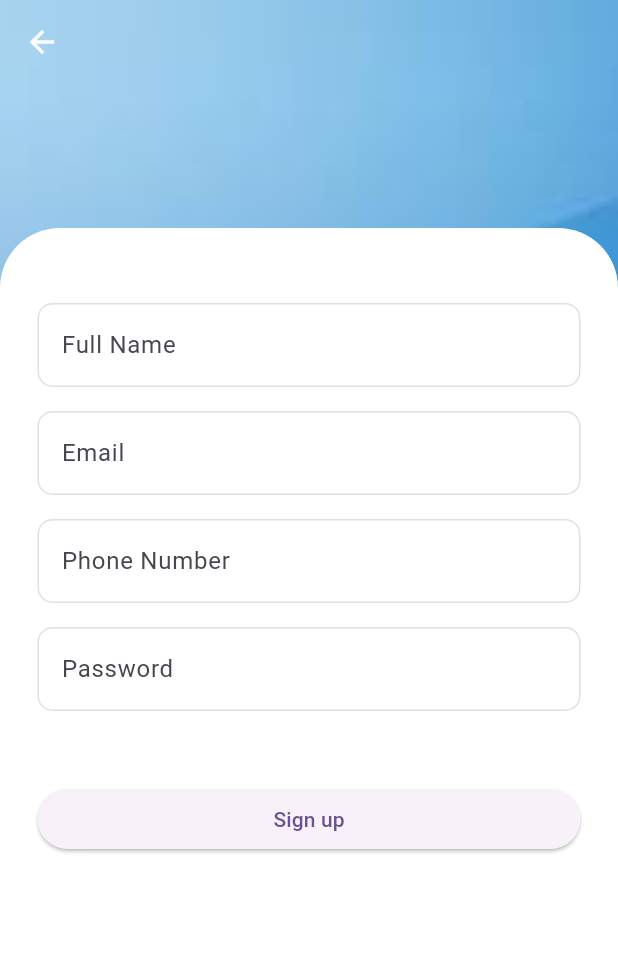
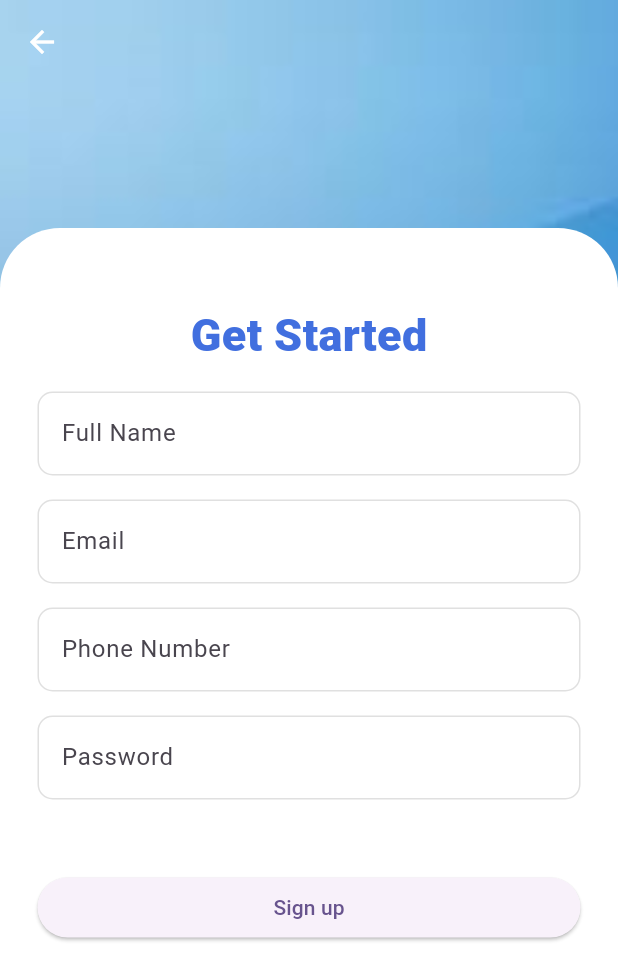
Before and after one commit to DinethGunawardhana/Tution_Class_Management_System, a Flutter app: the SignUpScreen screen opened directly, on a phone screen of 412 x 824 dp. Shown: the top 980 px of the screen. Run offline on Flutter 3.47's test engine with Material 3 defaults, Android fonts, the phone set to English and light mode, and no system bars; our stand-ins replace icons_plus.

Commit message:
update_1

```diff
--- a/lib/screen/signup_screen.dart
+++ b/lib/screen/signup_screen.dart
@@ -1,5 +1,6 @@
 import 'package:flutter/material.dart';
 import 'package:tition_class_mangement_system/widjets/custom_scaffold.dart';
+import '../theme/theme.dart';
 
 class SignUpScreen extends StatefulWidget {
   const SignUpScreen({super.key});
@@ -36,6 +37,15 @@ return CustomScaffold(
                   key: _formSignUpKey,
                   child: Column(
                     children: [
+                      Text(
+                        'Get Started',
+                        style: TextStyle(
+                          fontSize: 30.0,
+                          fontWeight: FontWeight.w900,
+                          color: lightColorScheme.primary,
+                        ),
+                      ),
+                      const SizedBox(height: 16),
                       TextFormField(
                         validator: (value) {
                           if (value == null || value.isEmpty){
```
